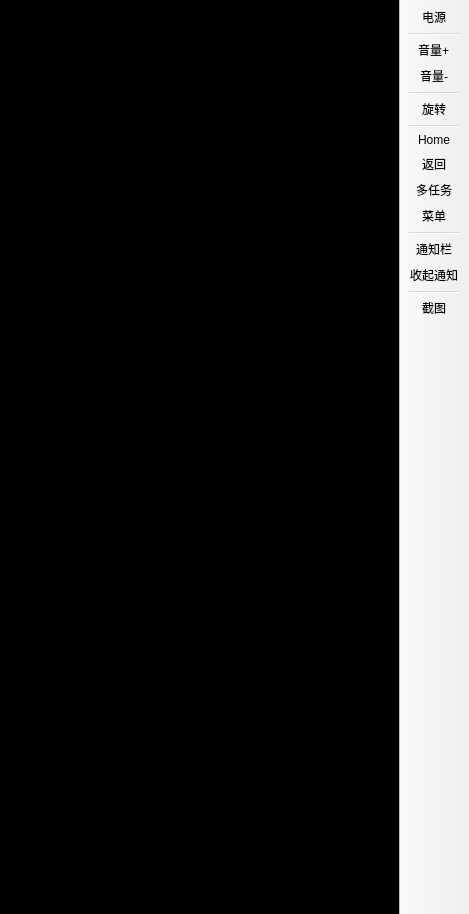
Before: the Qt Designer form devicewindow.ui in 5Mr-Liu/scrcpyDesktop, drawn with Qt 5.
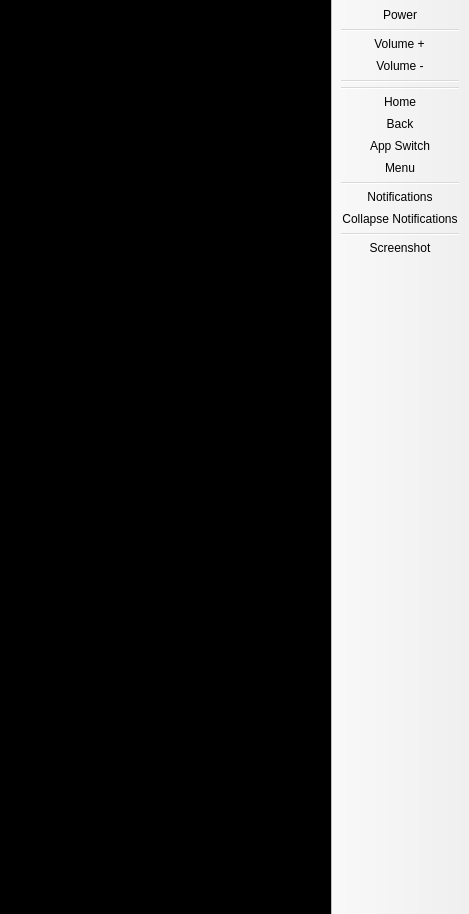
After: the same form once the commit is applied. Icons and pictures are not drawn.

```diff
--- a/devicewindow.ui
+++ b/devicewindow.ui
@@ -78,7 +78,6 @@
    <addaction name="action_volumeUp"/>
    <addaction name="action_volumeDown"/>
    <addaction name="separator"/>
-   <addaction name="action_rotateDevice"/>
    <addaction name="separator"/>
    <addaction name="action_home"/>
    <addaction name="action_back"/>
@@ -106,7 +105,7 @@
     <iconset theme="go-previous"/>
    </property>
    <property name="text">
-    <string>返回</string>
+    <string>Back</string>
    </property>
   </action>
   <action name="action_appSwitch">
@@ -114,7 +113,7 @@
     <iconset theme="view-app-grid"/>
    </property>
    <property name="text">
-    <string>多任务</string>
+    <string>App Switch</string>
    </property>
    <property name="toolTip">
     <string>多任务/最近应用</string>
@@ -125,7 +124,7 @@
     <iconset theme="application-menu"/>
    </property>
    <property name="text">
-    <string>菜单</string>
+    <string>Menu</string>
    </property>
   </action>
   <action name="action_volumeUp">
@@ -133,7 +132,7 @@
     <iconset theme="audio-volume-high"/>
    </property>
    <property name="text">
-    <string>音量+</string>
+    <string>Volume +</string>
    </property>
   </action>
   <action name="action_volumeDown">
@@ -141,7 +140,7 @@
     <iconset theme="audio-volume-low"/>
    </property>
    <property name="text">
-    <string>音量-</string>
+    <string>Volume -</string>
    </property>
   </action>
   <action name="action_power">
@@ -149,21 +148,10 @@
     <iconset theme="system-shutdown"/>
    </property>
    <property name="text">
-    <string>电源</string>
+    <string>Power</string>
    </property>
    <property name="toolTip">
-    <string>电源键</string>
-   </property>
-  </action>
-  <action name="action_rotateDevice">
-   <property name="icon">
-    <iconset theme="object-rotate-right"/>
-   </property>
-   <property name="text">
-    <string>旋转</string>
-   </property>
-   <property name="toolTip">
-    <string>旋转设备屏幕</string>
+    <string>Power Button</string>
    </property>
   </action>
   <action name="action_expandNotifications">
@@ -171,7 +159,7 @@
     <iconset theme="mail-mark-unread"/>
    </property>
    <property name="text">
-    <string>通知栏</string>
+    <string>Notifications</string>
    </property>
    <property name="toolTip">
     <string>展开通知栏</string>
@@ -182,7 +170,7 @@
     <iconset theme="mail-read"/>
    </property>
    <property name="text">
-    <string>收起通知</string>
+    <string>Collapse Notifications</string>
    </property>
   </action>
   <action name="action_screenshot">
@@ -190,7 +178,7 @@
     <iconset theme="camera-photo"/>
    </property>
    <property name="text">
-    <string>截图</string>
+    <string>Screenshot</string>
    </property>
   </action>
  </widget>
```
Left out of the diff: 13 changed lines with no effect on the pictures.
